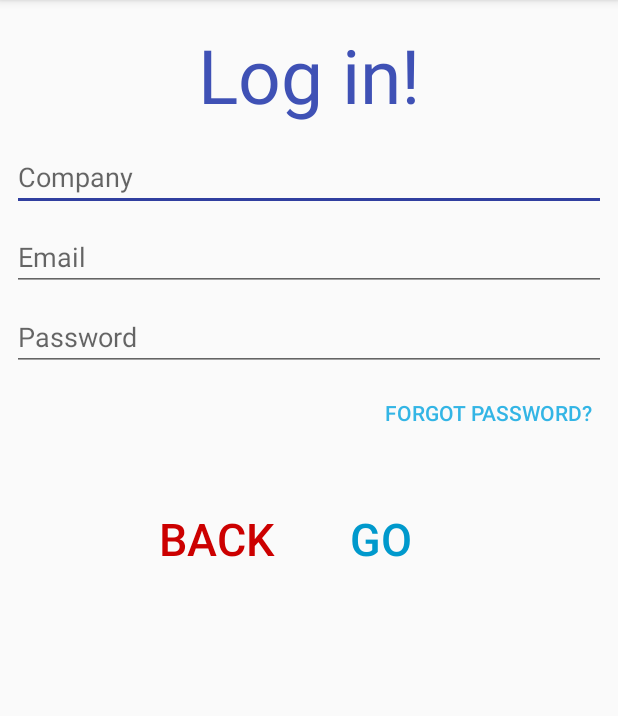
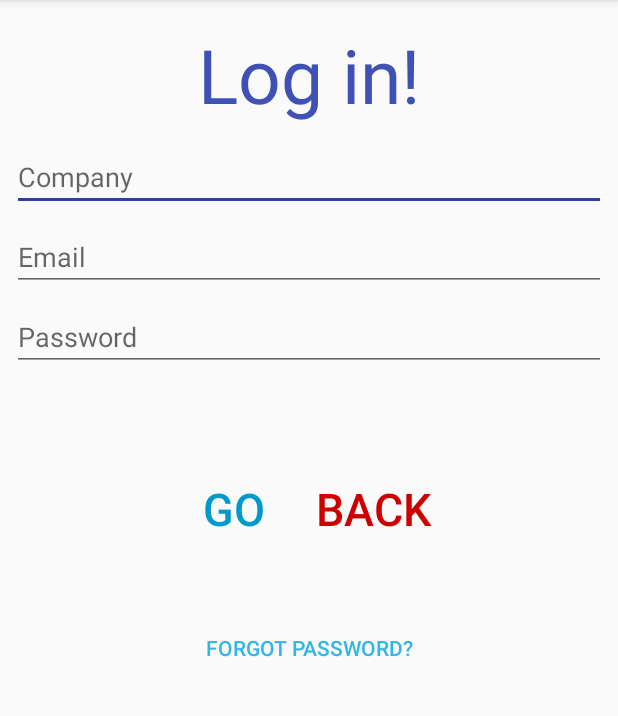
Before and after one commit to Frz11/NextHr, an Android app: the screen it shows after launch (LoginActivity), after a tap on "I work in a company", on a phone screen of 412 x 824 dp, the part 84-800 px from its top. Run offline under Robolectric (Android 15) with nearby library versions, the phone set to English and light mode, and no system bars; our stand-ins replace Firebase (no records; nobody signed in at launch, a user with empty details on screens opened directly).

Commit message:
added support for font awesome + changed RoleFragment nestedScrollView to RecyclerView

```diff
--- a/app/build.gradle
+++ b/app/build.gradle
@@ -36,6 +36,7 @@ dependencies {
     androidTestImplementation 'com.android.support.test:runner:1.0.2'
     androidTestImplementation 'com.android.support.test.espresso:espresso-core:3.0.2'
     implementation 'com.android.support:support-v4:28.0.0'
+    implementation 'com.android.support:recyclerview-v7:28.0.0'
 }
 
 apply plugin: 'com.google.gms.google-services'
--- a/app/src/main/java/com/example/cristianion/nexthr/MenuActivity.java
+++ b/app/src/main/java/com/example/cristianion/nexthr/MenuActivity.java
@@ -142,7 +142,7 @@ public class MenuActivity extends AppCompatActivity
         int id = item.getItemId();
 
         //noinspection SimplifiableIfStatement
-        if (id == R.id.action_settings) {
+        if (id == R.id.action_log_out) {
             return true;
         }
 
--- a/app/src/main/res/layout/activity_login.xml
+++ b/app/src/main/res/layout/activity_login.xml
@@ -13,7 +13,7 @@
         android:layout_marginEnd="8dp"
         android:layout_marginStart="8dp"
         android:layout_marginTop="16dp"
-        android:text="Log in!"
+        android:text="@string/log_in"
         android:textAlignment="center"
         android:textAllCaps="false"
         android:textColor="@color/colorPrimary"
@@ -30,7 +30,7 @@
         android:layout_marginStart="8dp"
         android:layout_marginTop="12dp"
         android:ems="10"
-        android:hint="Company"
+        android:hint="@string/company"
         android:inputType="textPersonName"
         app:layout_constraintEnd_toEndOf="parent"
         app:layout_constraintHorizontal_bias="0.503"
@@ -45,7 +45,7 @@
         android:layout_marginStart="8dp"
         android:layout_marginTop="8dp"
         android:ems="10"
-        android:hint="Email"
+        android:hint="@string/email"
         android:inputType="textEmailAddress"
         app:layout_constraintEnd_toEndOf="parent"
         app:layout_constraintStart_toStartOf="parent"
@@ -59,7 +59,7 @@
         android:layout_marginStart="8dp"
         android:layout_marginTop="8dp"
         android:ems="10"
-        android:hint="Password"
+        android:hint="@string/password"
         android:inputType="textPassword"
         app:layout_constraintEnd_toEndOf="parent"
         app:layout_constraintStart_toStartOf="parent"
@@ -69,34 +69,33 @@
         android:id="@+id/backButton"
         android:layout_width="wrap_content"
         android:layout_height="wrap_content"
+        android:layout_marginStart="8dp"
+        android:layout_marginTop="32dp"
+        android:layout_marginEnd="132dp"
         android:layout_marginBottom="8dp"
-        android:layout_marginStart="100dp"
-        android:layout_marginTop="88dp"
         android:background="@android:color/transparent"
         android:text="Back"
         android:textColor="@android:color/holo_red_dark"
         android:textSize="30sp"
-        app:layout_constraintBottom_toBottomOf="parent"
-        app:layout_constraintStart_toStartOf="parent"
-        app:layout_constraintTop_toBottomOf="@+id/Password"
-        app:layout_constraintVertical_bias="0.0" />
+        app:layout_constraintBottom_toTopOf="@+id/forgotPasswordButton"
+        app:layout_constraintEnd_toEndOf="parent"
+        app:layout_constraintHorizontal_bias="0.216"
+        app:layout_constraintStart_toEndOf="@+id/loginButton"
+        app:layout_constraintTop_toBottomOf="@+id/Password" />
 
     <Button
         android:id="@+id/loginButton"
         android:layout_width="wrap_content"
         android:layout_height="wrap_content"
+        android:layout_marginStart="112dp"
+        android:layout_marginTop="32dp"
         android:layout_marginBottom="8dp"
-        android:layout_marginEnd="8dp"
-        android:layout_marginStart="8dp"
-        android:layout_marginTop="88dp"
         android:background="@android:color/transparent"
-        android:text="GO"
+        android:text="@string/go"
         android:textColor="@android:color/holo_blue_dark"
         android:textSize="30sp"
-        app:layout_constraintBottom_toBottomOf="parent"
-        app:layout_constraintEnd_toEndOf="parent"
-        app:layout_constraintHorizontal_bias="0.119"
-        app:layout_constraintStart_toEndOf="@+id/backButton"
+        app:layout_constraintBottom_toTopOf="@+id/forgotPasswordButton"
+        app:layout_constraintStart_toStartOf="parent"
         app:layout_constraintTop_toBottomOf="@+id/Password"
         app:layout_constraintVertical_bias="0.0" />
 
@@ -104,17 +103,14 @@
         android:id="@+id/forgotPasswordButton"
         android:layout_width="wrap_content"
         android:layout_height="wrap_content"
-        android:layout_marginBottom="8dp"
+        android:layout_marginStart="8dp"
         android:layout_marginEnd="8dp"
-        android:layout_marginStart="8dp"
-        android:layout_marginTop="4dp"
+        android:layout_marginBottom="276dp"
         android:background="@android:color/transparent"
-        android:text="Forgot password?"
+        android:text="@string/forgot_password"
         android:textColor="@android:color/holo_blue_light"
         app:layout_constraintBottom_toBottomOf="parent"
         app:layout_constraintEnd_toEndOf="parent"
-        app:layout_constraintHorizontal_bias="0.965"
         app:layout_constraintStart_toStartOf="parent"
-        app:layout_constraintTop_toBottomOf="@+id/Password"
-        app:layout_constraintVertical_bias="0.0" />
+        app:layout_constraintTop_toBottomOf="@+id/loginButton" />
 </android.support.constraint.ConstraintLayout>
--- a/app/src/main/res/values/strings.xml
+++ b/app/src/main/res/values/strings.xml
@@ -8,4 +8,13 @@
     <string name="nav_header_subtitle">android.studio@android.com</string>
     <string name="nav_header_desc">Navigation header</string>
     <string name="action_settings">Settings</string>
+    <string name="log_in">Log in!</string>
+    <string name="company">Company</string>
+    <string name="email">Email</string>
+    <string name="password">Password</string>
+    <string name="go">GO</string>
+    <string name="forgot_password">Forgot password?</string>
+    <string name="icon_people">&#xf007;</string>
+    <string name="icon_edit">&#xf044;</string>
+    <string name="icon_trash">&#xf1f8;</string>
 </resources>
```
Also changed, not shown: app/src/main/java/com/example/cristianion/nexthr/Adapters/RolesAdapter.java (added, +83 -0 lines), app/src/main/java/com/example/cristianion/nexthr/FontAwesome.java (added, +35 -0 lines), app/src/main/java/com/example/cristianion/nexthr/RolesFragment.java (+17 -54 lines), app/src/main/res/layout/layout_rolelistitem.xml (added, +36 -0 lines), app/src/main/res/layout/roles_layout.xml (+28 -60 lines), app/src/main/assets/fonts/fontawesome.otf (added), 533 other files.
